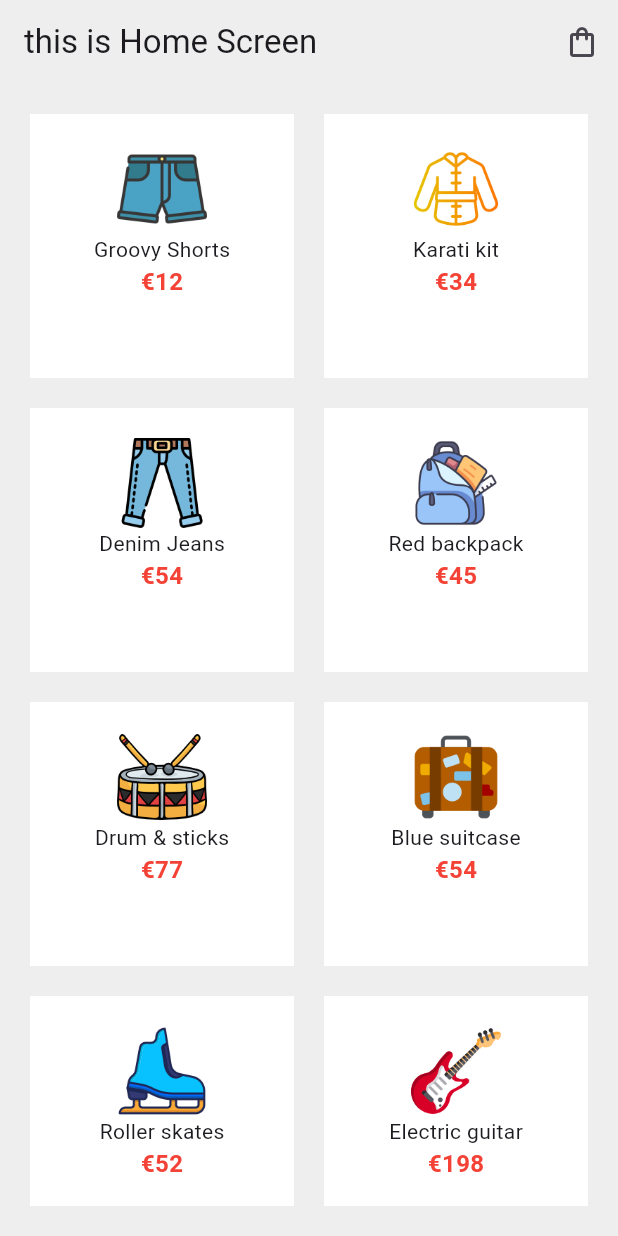
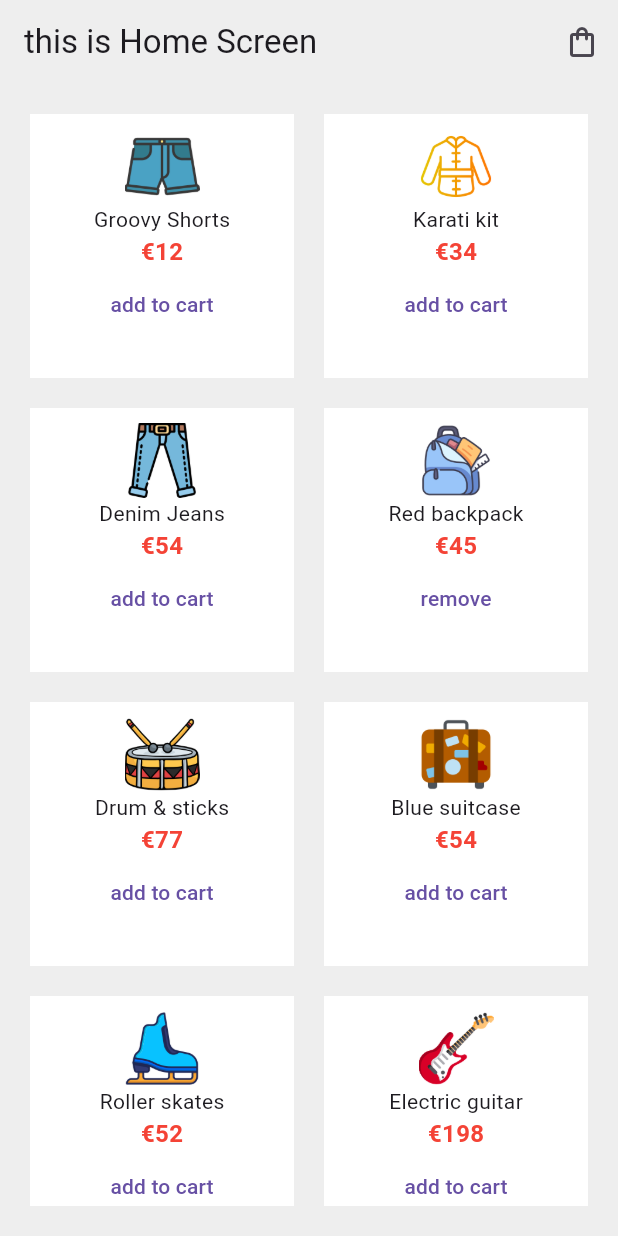
Before and after one commit to AbirHasanShuvo/riverpod, a Flutter app: the screen it shows after launch, on a phone screen of 412 x 824 dp. Run offline on Flutter 3.47's test engine with Material 3 defaults, Android fonts, the phone set to English and light mode, and no system bars; our stand-ins replace flutter_riverpod, riverpod_annotation; generated files the repository leaves out were written again.

Commit message:
cart provider completed

```diff
--- a/lib/screens/cart/cart_screen.dart
+++ b/lib/screens/cart/cart_screen.dart
@@ -1,6 +1,8 @@
 import 'package:flutter/material.dart';
 import 'package:flutter_riverpod/flutter_riverpod.dart';
+import 'package:riverpod_v2/providers/cart_provider.dart';
 import 'package:riverpod_v2/providers/products_provider.dart';
+
 
 class CartScreen extends ConsumerStatefulWidget {
   const CartScreen({super.key});
@@ -14,7 +16,7 @@ class _CartScreenState extends ConsumerState<CartScreen> {
   @override
   Widget build(BuildContext context) {
     //here no need for the ref variable like the stateless widget we have used before
-    final cartProducts = ref.watch(productsProvider);
+    final cartProducts = ref.watch(cartNotifierProvider);
     //the product from the provider caming here
     return Scaffold(
       backgroundColor: Colors.grey.shade200,
--- a/lib/screens/home/home_screen.dart
+++ b/lib/screens/home/home_screen.dart
@@ -2,6 +2,8 @@ import 'package:flutter/material.dart';
 import 'package:flutter_riverpod/flutter_riverpod.dart';
 import 'package:riverpod_v2/providers/products_provider.dart';
 import 'package:riverpod_v2/screens/cart/cart_screen.dart';
+
+import '../../providers/cart_provider.dart';
 
 class HomeScreen extends ConsumerWidget {
   const HomeScreen({super.key});
@@ -9,6 +11,7 @@ class HomeScreen extends ConsumerWidget {
   @override
   Widget build(BuildContext context, WidgetRef ref) {
     final allProducts = ref.watch(productsProvider);
+    final cartProducts = ref.watch(cartNotifierProvider);
     return Scaffold(
       backgroundColor: Colors.grey.shade200,
       appBar: AppBar(
@@ -43,11 +46,11 @@ class HomeScreen extends ConsumerWidget {
           ),
           itemBuilder: (context, index) {
             return Container(
-              padding: const EdgeInsets.all(20),
+              padding: const EdgeInsets.all(10),
               color: Colors.white,
               child: Column(
                 children: [
-                  Image.asset(allProducts[index].image, width: 60, height: 60),
+                  Image.asset(allProducts[index].image, width: 50, height: 50),
                   Text(allProducts[index].title),
                   Text(
                     '€${allProducts[index].price}',
@@ -57,6 +60,11 @@ class HomeScreen extends ConsumerWidget {
                       fontWeight: FontWeight.w700,
                     ),
                   ),
+
+                  if (cartProducts.contains(allProducts[index]))
+                    TextButton(onPressed: () {}, child: Text('remove')),
+                  if (!cartProducts.contains(allProducts[index]))
+                    TextButton(onPressed: () {}, child: Text('add to cart')),
                 ],
               ),
             );
```
Also changed, not shown: lib/providers/cart_provider.dart (added, +21 -0 lines).
